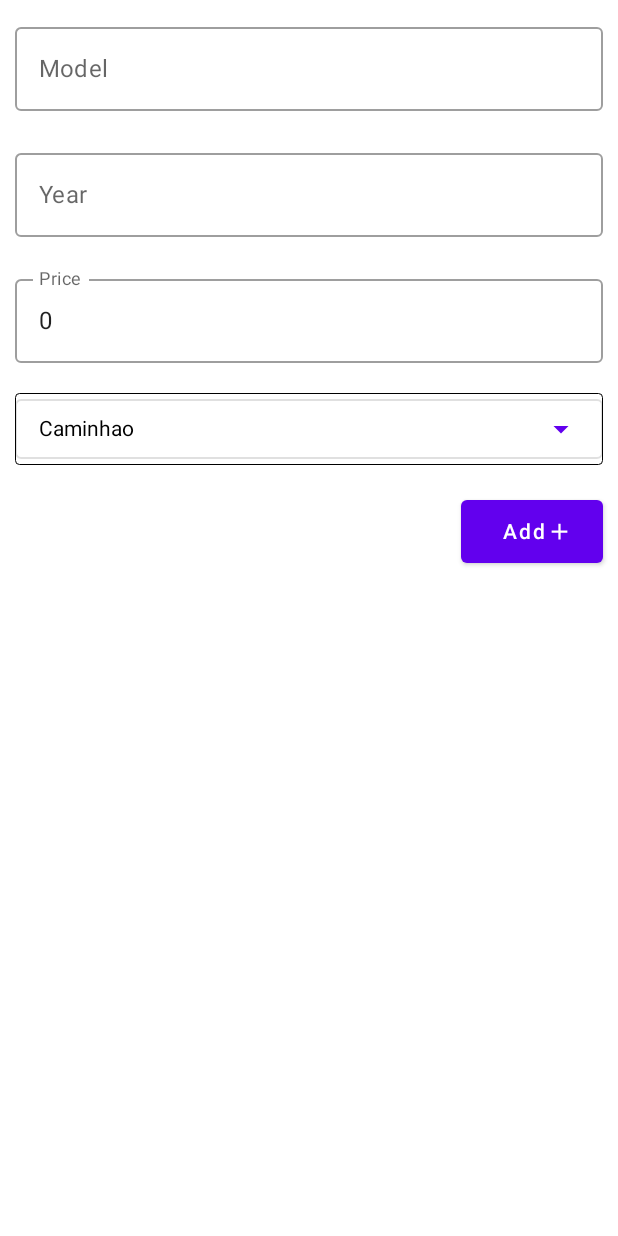
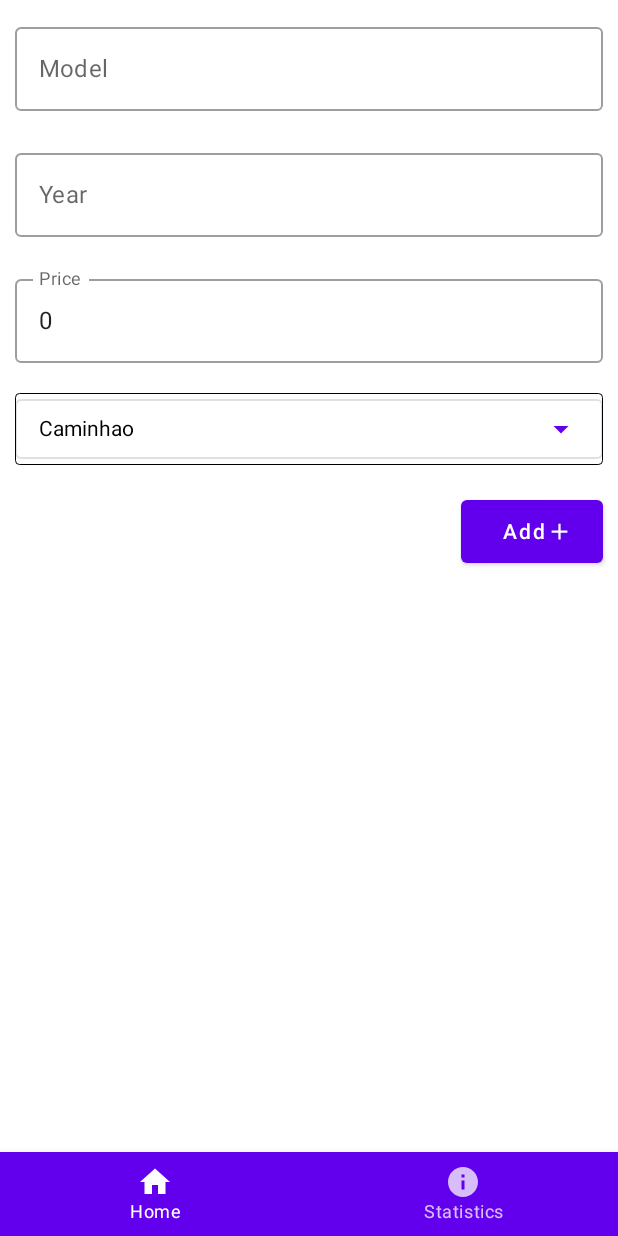
Before and after one commit to GuilhermeBarboosa/cadastracarro, an Android app built with Jetpack Compose: the screen it shows after launch (MainActivity), on a phone screen of 412 x 824 dp. Run offline under Robolectric (Android 15) with nearby library versions, the phone set to English and light mode, and no system bars.

Commit message:
feat navbar com estatisticas de venda

```diff
--- a/app/build.gradle
+++ b/app/build.gradle
@@ -47,7 +47,8 @@ android {
 }
 
 dependencies {
-
+    def nav_version = "2.5.3"
+    implementation("androidx.navigation:navigation-compose:$nav_version")
     implementation 'androidx.core:core-ktx:1.7.0'
     implementation 'androidx.lifecycle:lifecycle-runtime-ktx:2.3.1'
     implementation 'androidx.activity:activity-compose:1.3.1'
--- /dev/null
+++ b/app/src/main/java/com/pdm/cadastracarro/BottomBarScreen.kt
@@ -0,0 +1,26 @@
+package com.pdm.cadastracarro
+
+import androidx.compose.material.icons.Icons
+import androidx.compose.material.icons.filled.Home
+import androidx.compose.material.icons.filled.Info
+import androidx.compose.ui.graphics.vector.ImageVector
+
+sealed class BottomBarScreen(
+    val route: String,
+    val title : String,
+    val icon: ImageVector
+) {
+
+   object Home: BottomBarScreen(
+       route = "home",
+       title = "Home",
+       icon = Icons.Default.Home
+   )
+
+    object Statistics: BottomBarScreen(
+        route = "statistics",
+        title = "Statistics",
+        icon = Icons.Default.Info
+    )
+
+}
--- /dev/null
+++ b/app/src/main/java/com/pdm/cadastracarro/BottomNavGraph.kt
@@ -0,0 +1,25 @@
+package com.pdm.cadastracarro;
+
+import androidx.compose.runtime.*
+import androidx.navigation.NavHostController
+import androidx.navigation.compose.NavHost
+import androidx.navigation.compose.composable
+import com.estudo.provapdm.model.Veiculo
+
+@Composable
+fun BottomNavGraph(navController: NavHostController) {
+
+    val vehiclesList = remember {
+        mutableStateListOf<Veiculo>()
+    }
+
+    NavHost(navController = navController, startDestination = BottomBarScreen.Home.route){
+        composable(route = BottomBarScreen.Home.route){
+            viewScreen(
+                vehiclesList)
+        }
+        composable(route = BottomBarScreen.Statistics.route){
+            statisticsScreen(vehiclesList)
+        }
+    }
+}
--- /dev/null
+++ b/app/src/main/java/com/pdm/cadastracarro/MainScreen.kt
@@ -0,0 +1,59 @@
+package com.pdm.cadastracarro
+
+import androidx.compose.foundation.layout.RowScope
+import androidx.compose.material.*
+import androidx.compose.runtime.Composable
+import androidx.compose.runtime.getValue
+import androidx.navigation.NavDestination
+import androidx.navigation.NavDestination.Companion.hierarchy
+import androidx.navigation.NavHostController
+import androidx.navigation.compose.currentBackStackEntryAsState
+import androidx.navigation.compose.rememberNavController
+
+@Composable
+fun MainScreen() {
+
+    val navController = rememberNavController()
+    Scaffold(bottomBar = { BottomBar(navController = navController)}) {
+        BottomNavGraph(navController = navController)
+    }
+}
+
+@Composable
+fun BottomBar(navController: NavHostController ){
+    val screens = listOf(
+        BottomBarScreen.Home,
+        BottomBarScreen.Statistics
+    )
+
+    val navBackStackEntry by navController.currentBackStackEntryAsState()
+    val currentDestination = navBackStackEntry?.destination
+    BottomNavigation() {
+        screens.forEach{ screen ->
+AddItem(screen = screen, currentDestination = currentDestination, navController = navController)
+        }
+    }
+}
+
+@Composable
+fun RowScope.AddItem(
+    screen: BottomBarScreen,
+    currentDestination: NavDestination?,
+    navController: NavHostController
+){
+    BottomNavigationItem(
+        label = {
+            Text(text = screen.title)
+        },
+        icon = {
+            Icon(imageVector =  screen.icon,
+            contentDescription = "Navigation icon")
+        },
+        selected = currentDestination?.hierarchy?.any{
+            it.route == screen.route
+        } == true,
+        onClick = {
+            navController.navigate(screen.route)
+        }
+    )
+}
```
Also changed, not shown: app/src/main/java/com/pdm/cadastracarro/MainActivity.kt (+81 -18 lines).
